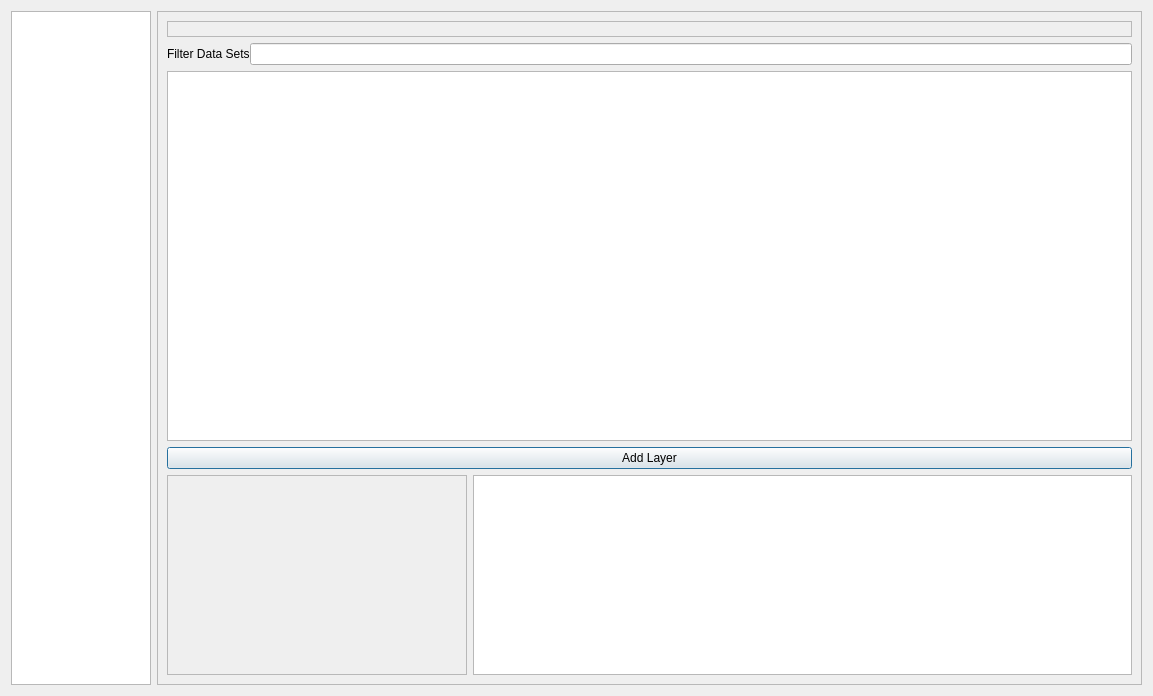
Before: the Qt Designer form ldsplugin/gui/Service_dialog_base.ui in linz/linz-data-importer, drawn with Qt 5.
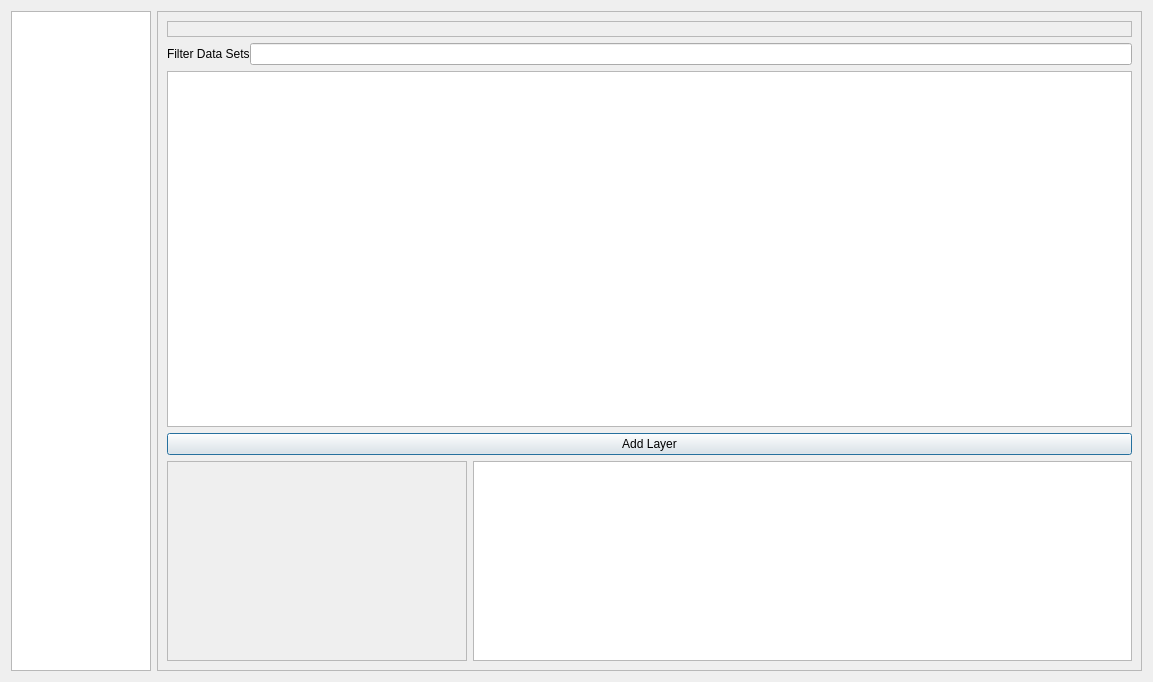
After: the same form once the commit is applied. Icons and pictures are not drawn.

What changed in the file:
```diff
--- a/ldsplugin/gui/Service_dialog_base.ui
+++ b/ldsplugin/gui/Service_dialog_base.ui
@@ -7,7 +7,7 @@
     <x>0</x>
     <y>0</y>
     <width>1153</width>
-    <height>696</height>
+    <height>682</height>
    </rect>
   </property>
   <property name="windowTitle">
```
Left out of the diff: 24 changed lines with no effect on the pictures.
